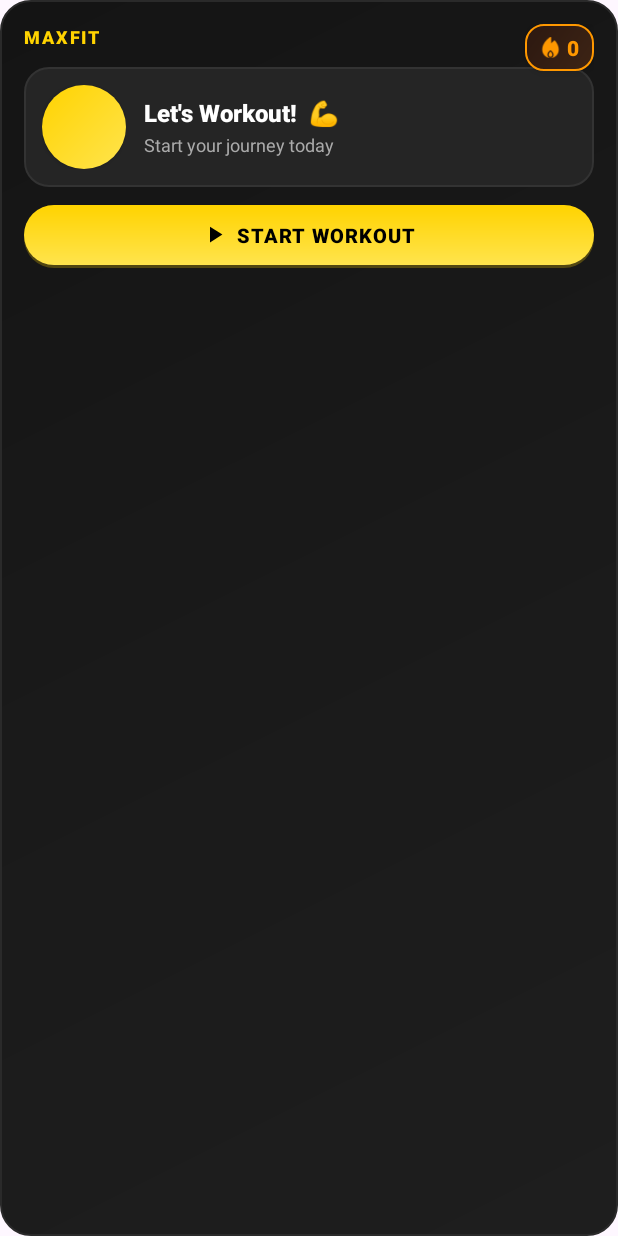
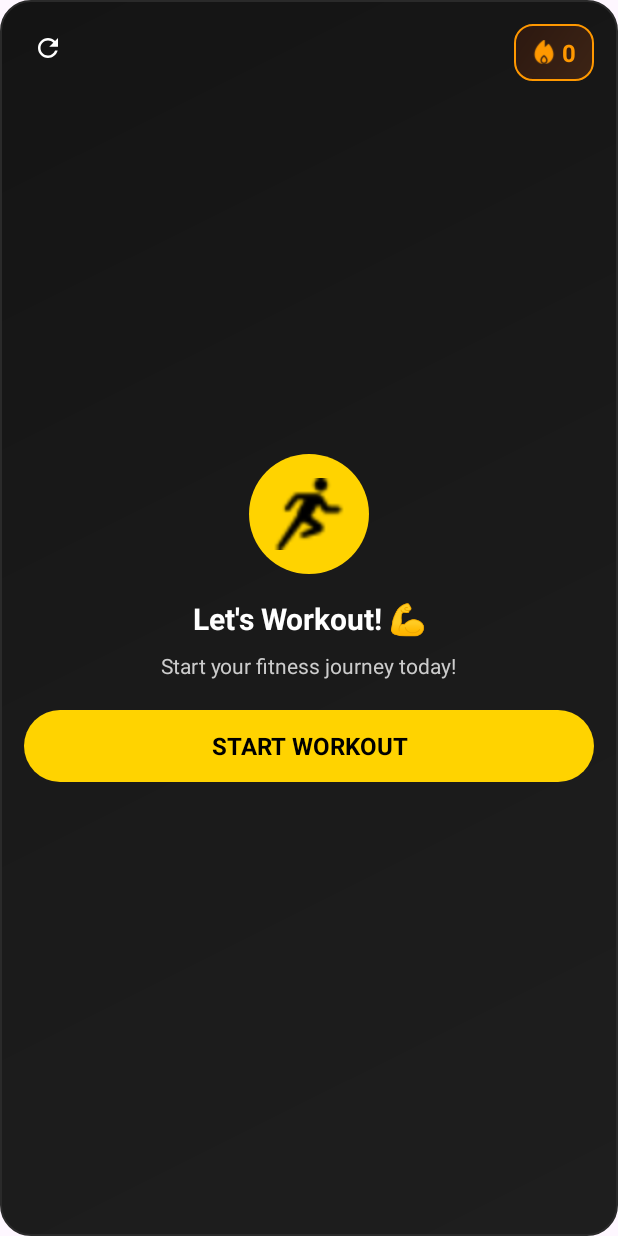
Before and after one commit to gimnakatugampala/MaxfitvipgymAndroidApp, an Android app: the layout widget_workout.xml on its own in the app's theme, with its tools: preview values and no code run, on a phone screen of 412 x 824 dp. Run offline under Robolectric (Android 15) with nearby library versions, the phone set to English and light mode, and no system bars.

Commit message:
workout_widget_added_working

```diff
--- a/app/src/main/java/com/example/maxfitvipgymapp/Widget/WorkoutWidgetProvider.java
+++ b/app/src/main/java/com/example/maxfitvipgymapp/Widget/WorkoutWidgetProvider.java
@@ -7,7 +7,6 @@ import android.content.ComponentName;
 import android.content.Context;
 import android.content.Intent;
 import android.content.SharedPreferences;
-import android.view.View;
 import android.widget.RemoteViews;
 
 import com.example.maxfitvipgymapp.Activity.MainActivity;
@@ -53,24 +52,13 @@ public class WorkoutWidgetProvider extends AppWidgetProvider {
         boolean isRestDay = currentDay.equals("Wednesday") || currentDay.equals("Sunday");
         boolean workoutCompletedToday = today.equals(lastWorkoutDate);
 
-        // Update streak number
         views.setTextViewText(R.id.widgetStreakNumber, String.valueOf(currentStreak));
 
-        // Show progress indicator if streak > 0
-        if (currentStreak > 0 && !isRestDay && !workoutCompletedToday) {
-            views.setViewVisibility(R.id.widgetProgressSection, View.VISIBLE);
-        } else {
-            views.setViewVisibility(R.id.widgetProgressSection, View.GONE);
-        }
-
         if (isRestDay) {
-            // REST DAY STATE
-            views.setTextViewText(R.id.widgetTitle, "Rest Day");
-            views.setTextViewText(R.id.widgetEmoji, " 😴");
-            views.setTextViewText(R.id.widgetMessage, "Relax and recover today");
-            views.setTextViewText(R.id.widgetButtonText, "VIEW SCHEDULE");
+            views.setTextViewText(R.id.widgetTitle, "Rest Day 😴");
+            views.setTextViewText(R.id.widgetMessage, "Relax today!");
+            views.setTextViewText(R.id.widgetButton, "VIEW");
             views.setImageViewResource(R.id.widgetIcon, R.drawable.resting);
-            views.setImageViewResource(R.id.widgetButtonIcon, R.drawable.ic_view);
 
             Intent mainIntent = new Intent(context, MainActivity.class);
             mainIntent.setFlags(Intent.FLAG_ACTIVITY_NEW_TASK);
@@ -78,13 +66,10 @@ public class WorkoutWidgetProvider extends AppWidgetProvider {
             views.setOnClickPendingIntent(R.id.widgetButton, mainPendingIntent);
 
         } else if (workoutCompletedToday) {
-            // COMPLETED STATE
-            views.setTextViewText(R.id.widgetTitle, "Great Job");
-            views.setTextViewText(R.id.widgetEmoji, " 🎉");
-            views.setTextViewText(R.id.widgetMessage, "Today's workout completed!");
-            views.setTextViewText(R.id.widgetButtonText, "VIEW PROGRESS");
+            views.setTextViewText(R.id.widgetTitle, "Great Job! 🎉");
+            views.setTextViewText(R.id.widgetMessage, "Workout completed!");
+            views.setTextViewText(R.id.widgetButton, "VIEW");
             views.setImageViewResource(R.id.widgetIcon, R.drawable.workout);
-            views.setImageViewResource(R.id.widgetButtonIcon, R.drawable.ic_check);
 
             Intent mainIntent = new Intent(context, MainActivity.class);
             mainIntent.setFlags(Intent.FLAG_ACTIVITY_NEW_TASK);
@@ -92,13 +77,10 @@ public class WorkoutWidgetProvider extends AppWidgetProvider {
             views.setOnClickPendingIntent(R.id.widgetButton, mainPendingIntent);
 
         } else {
-            // WORKOUT PENDING STATE
-            views.setTextViewText(R.id.widgetTitle, "Let's Workout");
-            views.setTextViewText(R.id.widgetEmoji, " 💪");
-            views.setTextViewText(R.id.widgetMessage, getMotivationalMessage(currentStreak));
-            views.setTextViewText(R.id.widgetButtonText, "START WORKOUT");
+            views.setTextViewText(R.id.widgetTitle, "Let's Workout! 💪");
+            views.setTextViewText(R.id.widgetMessage, getShortMessage(currentStreak));
+            views.setTextViewText(R.id.widgetButton, "START");
             views.setImageViewResource(R.id.widgetIcon, R.drawable.running);
-            views.setImageViewResource(R.id.widgetButtonIcon, R.drawable.ic_play);
 
             Intent workoutIntent = new Intent(context, WorkoutActivity.class);
             workoutIntent.setFlags(Intent.FLAG_ACTIVITY_NEW_TASK | Intent.FLAG_ACTIVITY_CLEAR_TOP);
@@ -109,19 +91,17 @@ public class WorkoutWidgetProvider extends AppWidgetProvider {
         appWidgetManager.updateAppWidget(appWidgetId, views);
     }
 
-    private static String getMotivationalMessage(int streak) {
+    private static String getShortMessage(int streak) {
         if (streak == 0) {
-            return "Start your journey today";
+            return "Start today!";
         } else if (streak < 3) {
-            return "Keep the momentum going!";
+            return "Keep going!";
         } else if (streak < 7) {
-            return streak + " days strong! Keep it up";
+            return streak + " days strong!";
         } else if (streak < 14) {
-            return "Amazing " + streak + " day streak!";
-        } else if (streak < 30) {
-            return "Unstoppable! " + streak + " days!";
+            return streak + " day streak!";
         } else {
-            return "Legend! " + streak + " days! 🔥";
+            return "🔥 " + streak + " days!";
         }
     }
 
--- /dev/null
+++ b/app/src/main/res/drawable/ic_check.xml
@@ -0,0 +1,10 @@
+<?xml version="1.0" encoding="utf-8"?>
+<vector xmlns:android="http://schemas.android.com/apk/res/android"
+    android:width="24dp"
+    android:height="24dp"
+    android:viewportWidth="24"
+    android:viewportHeight="24">
+    <path
+        android:fillColor="#000000"
+        android:pathData="M9,16.17L4.83,12l-1.42,1.41L9,19 21,7l-1.41,-1.41z"/>
+</vector>
--- /dev/null
+++ b/app/src/main/res/drawable/ic_view.xml
@@ -0,0 +1,10 @@
+<?xml version="1.0" encoding="utf-8"?>
+<vector xmlns:android="http://schemas.android.com/apk/res/android"
+    android:width="24dp"
+    android:height="24dp"
+    android:viewportWidth="24"
+    android:viewportHeight="24">
+    <path
+        android:fillColor="#000000"
+        android:pathData="M12,4.5C7,4.5 2.73,7.61 1,12c1.73,4.39 6,7.5 11,7.5s9.27,-3.11 11,-7.5c-1.73,-4.39 -6,-7.5 -11,-7.5zM12,17c-2.76,0 -5,-2.24 -5,-5s2.24,-5 5,-5 5,2.24 5,5 -2.24,5 -5,5zM12,9c-1.66,0 -3,1.34 -3,3s1.34,3 3,3 3,-1.34 3,-3 -1.34,-3 -3,-3z"/>
+</vector>
--- a/app/src/main/res/layout/widget_workout.xml
+++ b/app/src/main/res/layout/widget_workout.xml
@@ -6,9 +6,9 @@
     android:background="@drawable/widget_background"
     android:padding="16dp">
 
-    <!-- Top Section: Streak Badge -->
+    <!-- Streak Badge (Top Right) -->
     <LinearLayout
-        android:id="@+id/widgetStreakSection"
+        android:id="@+id/widgetStreakBadge"
         android:layout_width="wrap_content"
         android:layout_height="wrap_content"
         android:layout_alignParentEnd="true"
@@ -16,15 +16,14 @@
         android:background="@drawable/widget_streak_badge"
         android:orientation="horizontal"
         android:gravity="center"
-        android:paddingStart="10dp"
-        android:paddingEnd="10dp"
-        android:paddingTop="6dp"
-        android:paddingBottom="6dp"
-        android:elevation="4dp">
+        android:paddingStart="12dp"
+        android:paddingEnd="12dp"
+        android:paddingTop="8dp"
+        android:paddingBottom="8dp">
 
         <ImageView
-            android:layout_width="14dp"
-            android:layout_height="14dp"
+            android:layout_width="16dp"
+            android:layout_height="16dp"
             android:src="@drawable/calories"
             app:tint="#FF9800"
             android:layout_marginEnd="4dp" />
@@ -35,189 +34,88 @@
             android:layout_height="wrap_content"
             android:text="0"
             android:textColor="#FF9800"
-            android:textSize="14sp"
-            android:textStyle="bold"
-            android:fontFamily="sans-serif-medium" />
+            android:textSize="16sp"
+            android:textStyle="bold" />
     </LinearLayout>
 
-    <!-- App Title -->
-    <TextView
-        android:id="@+id/widgetAppTitle"
-        android:layout_width="wrap_content"
-        android:layout_height="wrap_content"
+    <!-- Refresh Button (Top Left) -->
+    <ImageView
+        android:id="@+id/widgetRefresh"
+        android:layout_width="32dp"
+        android:layout_height="32dp"
+        android:layout_alignParentStart="true"
         android:layout_alignParentTop="true"
-        android:layout_alignParentStart="true"
-        android:text="MAXFIT"
-        android:textColor="#FFD300"
-        android:textSize="12sp"
-        android:textStyle="bold"
-        android:letterSpacing="0.1"
-        android:fontFamily="sans-serif-black" />
+        android:src="@drawable/ic_refresh"
+        app:tint="#FFFFFF"
+        android:padding="6dp"
+        android:background="?android:attr/selectableItemBackgroundBorderless" />
 
-    <!-- Main Content Card -->
+    <!-- Main Content -->
     <LinearLayout
-        android:id="@+id/widgetMainContent"
         android:layout_width="match_parent"
         android:layout_height="wrap_content"
-        android:layout_below="@id/widgetAppTitle"
-        android:layout_marginTop="12dp"
-        android:orientation="horizontal"
-        android:gravity="center_vertical"
-        android:background="@drawable/widget_content_bg"
-        android:padding="12dp">
+        android:layout_centerInParent="true"
+        android:orientation="vertical"
+        android:gravity="center">
 
-        <!-- Icon with Gradient Background -->
-        <FrameLayout
-            android:layout_width="56dp"
-            android:layout_height="56dp"
-            android:layout_marginEnd="12dp">
-
-            <ImageView
-                android:layout_width="56dp"
-                android:layout_height="56dp"
-                android:background="@drawable/widget_icon_bg"
-                android:elevation="2dp" />
-
+        <!-- Icon -->
         <ImageView
             android:id="@+id/widgetIcon"
-                android:layout_width="36dp"
-                android:layout_height="36dp"
+            android:layout_width="80dp"
+            android:layout_height="80dp"
             android:src="@drawable/running"
-                android:layout_gravity="center"
-                app:tint="#000000" />
-        </FrameLayout>
+            android:background="@drawable/circle_yellow_bg"
+            android:padding="16dp"
+            android:layout_marginBottom="16dp" />
 
-        <!-- Text Content -->
-        <LinearLayout
-            android:layout_width="0dp"
-            android:layout_height="wrap_content"
-            android:layout_weight="1"
-            android:orientation="vertical">
-
-            <!-- Title with Icon -->
-            <LinearLayout
-                android:layout_width="wrap_content"
-                android:layout_height="wrap_content"
-                android:orientation="horizontal"
-                android:gravity="center_vertical">
-
+        <!-- Title -->
         <TextView
             android:id="@+id/widgetTitle"
             android:layout_width="wrap_content"
             android:layout_height="wrap_content"
-                    android:text="Let's Workout!"
+            android:text="Let's Workout! 💪"
             android:textColor="#FFFFFF"
-                    android:textSize="16sp"
+            android:textSize="20sp"
             android:textStyle="bold"
-                    android:fontFamily="sans-serif-medium"
-                    android:maxLines="1"
-                    android:ellipsize="end" />
-
-                <TextView
-                    android:id="@+id/widgetEmoji"
-                    android:layout_width="wrap_content"
-                    android:layout_height="wrap_content"
-                    android:text=" 💪"
-                    android:textSize="16sp"
-                    android:layout_marginStart="4dp" />
-            </LinearLayout>
+            android:gravity="center"
+            android:layout_marginBottom="8dp" />
 
         <!-- Message -->
         <TextView
             android:id="@+id/widgetMessage"
             android:layout_width="wrap_content"
             android:layout_height="wrap_content"
-                android:text="Start your journey today"
-                android:textColor="#AAAAAA"
-                android:textSize="12sp"
-                android:fontFamily="sans-serif"
+            android:text="Start your fitness journey today!"
+            android:textColor="#CCCCCC"
+            android:textSize="14sp"
+            android:gravity="center"
             android:maxLines="2"
             android:ellipsize="end"
-                android:layout_marginTop="2dp" />
+            android:layout_marginBottom="20dp" />
 
-            <!-- Progress Indicator (for streak) -->
-            <LinearLayout
-                android:id="@+id/widgetProgressSection"
+        <!-- Action Button -->
+        <TextView
+            android:id="@+id/widgetButton"
             android:layout_width="match_parent"
-                android:layout_height="wrap_content"
-                android:orientation="horizontal"
-                android:layout_marginTop="6dp"
-                android:visibility="gone">
-
-                <View
-                    android:layout_width="0dp"
-                    android:layout_height="4dp"
-                    android:layout_weight="1"
-                    android:background="@drawable/widget_progress_bar"
-                    android:layout_marginEnd="2dp" />
-
-                <View
-                    android:layout_width="0dp"
-                    android:layout_height="4dp"
-                    android:layout_weight="1"
-                    android:background="@drawable/widget_progress_bar"
-                    android:layout_marginEnd="2dp" />
-
-                <View
-                    android:layout_width="0dp"
-                    android:layout_height="4dp"
-                    android:layout_weight="1"
-                    android:background="@drawable/widget_progress_bar"
-                    android:layout_marginEnd="2dp" />
-
-                <View
-                    android:layout_width="0dp"
-                    android:layout_height="4dp"
-                    android:layout_weight="1"
-                    android:background="@drawable/widget_progress_bar_inactive" />
-            </LinearLayout>
-        </LinearLayout>
+            android:layout_height="48dp"
+            android:text="START WORKOUT"
+            android:textColor="#000000"
+            android:textSize="16sp"
+            android:textStyle="bold"
+            android:gravity="center"
+            android:background="@drawable/widget_button_bg"
+            android:clickable="true"
+            android:focusable="true" />
     </LinearLayout>
 
-    <!-- Action Button with Shadow -->
-    <FrameLayout
-        android:layout_width="match_parent"
-        android:layout_height="wrap_content"
-        android:layout_below="@id/widgetMainContent"
-        android:layout_marginTop="12dp">
-
-        <!-- Shadow -->
-        <View
-            android:layout_width="match_parent"
-            android:layout_height="40dp"
-            android:layout_marginTop="2dp"
-            android:background="@drawable/widget_button_shadow" />
-
-        <!-- Actual Button -->
-        <LinearLayout
-            android:id="@+id/widgetButton"
-            android:layout_width="match_parent"
-            android:layout_height="40dp"
-            android:background="@drawable/widget_button_enhanced"
-            android:gravity="center"
-            android:orientation="horizontal"
-            android:clickable="true"
-            android:focusable="true">
-
-            <ImageView
-                android:id="@+id/widgetButtonIcon"
-                android:layout_width="18dp"
-                android:layout_height="18dp"
-                android:src="@drawable/ic_play"
-                app:tint="#000000"
-                android:layout_marginEnd="6dp" />
-
+    <!-- Date Display (Bottom) -->
     <TextView
-                android:id="@+id/widgetButtonText"
+        android:id="@+id/widgetDate"
         android:layout_width="wrap_content"
         android:layout_height="wrap_content"
-                android:text="START WORKOUT"
-                android:textColor="#000000"
-                android:textSize="13sp"
-                android:textStyle="bold"
-                android:fontFamily="sans-serif-medium"
-                android:letterSpacing="0.05" />
-        </LinearLayout>
-    </FrameLayout>
-
+        android:layout_alignParentBottom="true"
+        android:layout_centerHorizontal="true"
+        android:textColor="#888888"
+        android:textSize="12sp"
+        android:layout_marginBottom="4dp" />
 </RelativeLayout>
```
Also changed, not shown: app/src/main/res/drawable/widget_button_enhanced.xml (line endings or trailing spaces), app/src/main/res/drawable/widget_content_bg.xml (line endings or trailing spaces). Lines whose indentation alone changed are shown as unchanged.
